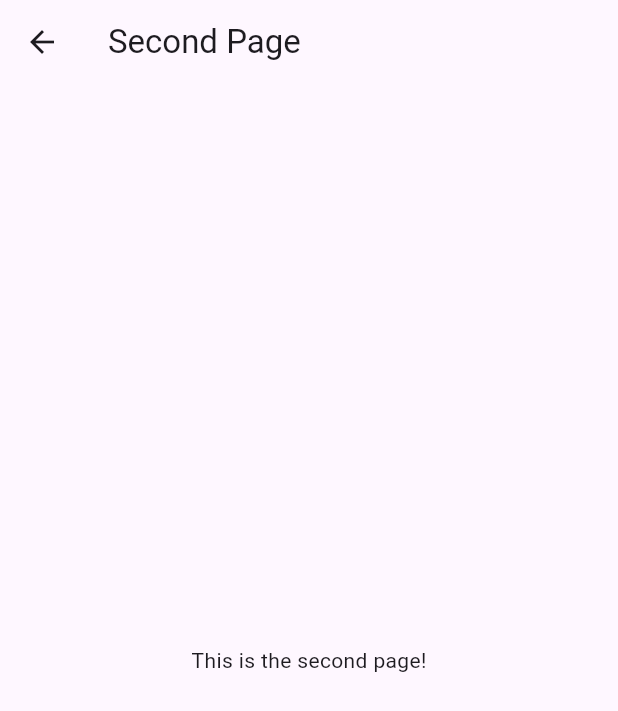
After one commit to ShahzaibShahbaz/Student-Portal-App, a Flutter app: the SecondPage screen opened directly, on a phone screen of 412 x 824 dp. The commit adds this screen. Shown: the top 711 px of the screen. Run offline on Flutter 3.47's test engine with Material 3 defaults, Android fonts, the light colour scheme and no system bars.

Commit message:
New page and a button
Added a new SecondPage, and a button in the maindart

```diff
--- /dev/null
+++ b/lib/SecondPage.dart
@@ -0,0 +1,17 @@
+// SecondPage.dart
+import 'package:flutter/material.dart';
+
+class SecondPage extends StatelessWidget {
+  const SecondPage({super.key});
+  @override
+  Widget build(BuildContext context) {
+    return Scaffold(
+      appBar: AppBar(
+        title: Text('Second Page'),
+      ),
+      body: Center(
+        child: Text('This is the second page!'),
+      ),
+    );
+  }
+}
```
Also changed, not shown: lib/main.dart (+16 -6 lines).
